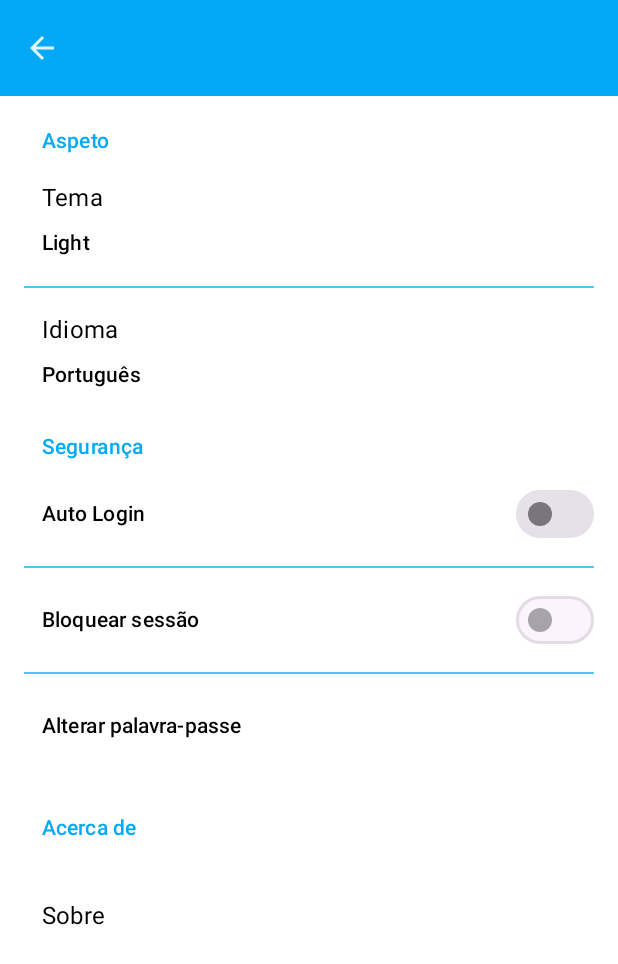
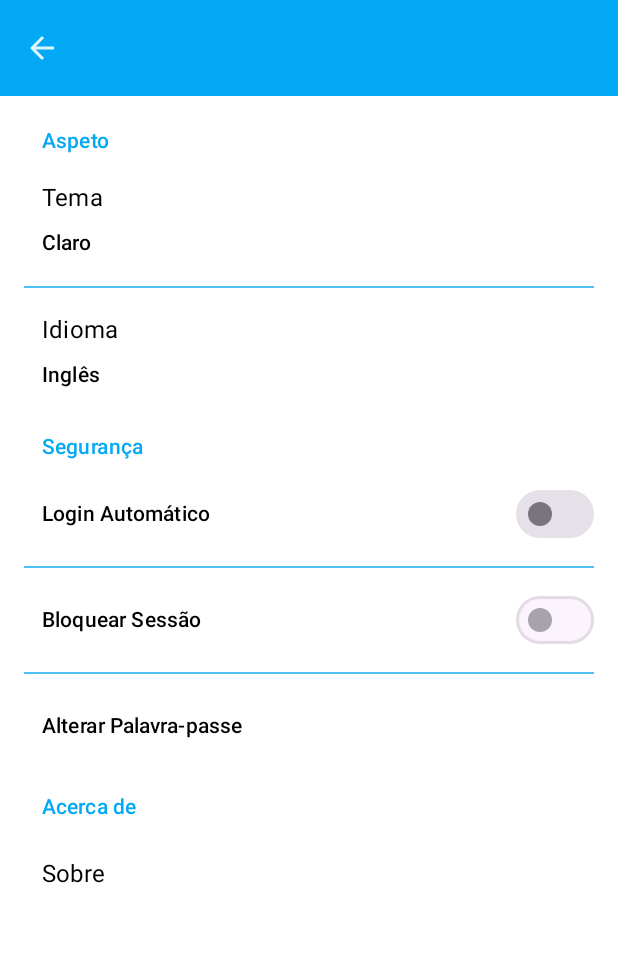
Before and after one commit to DavidFernanddes/QR-H.I.T.U, an Android app built with Jetpack Compose: the settings_options screen opened through its navigation route, on a phone screen of 412 x 824 dp. Shown: the top 964 px of the screen. Run offline under Robolectric (Android 15) with nearby library versions, the phone set to English and light mode, and no system bars; our stand-ins replace Firebase (no records; nobody signed in at launch, a user with empty details on screens opened directly).

Commit message:
String Resouces Settings

```diff
--- a/app/src/main/java/com/example/qr_hitu/functions/Overlays.kt
+++ b/app/src/main/java/com/example/qr_hitu/functions/Overlays.kt
@@ -13,10 +13,12 @@ import androidx.compose.material3.TopAppBarDefaults.topAppBarColors
 import androidx.compose.runtime.*
 import androidx.compose.ui.Modifier
 import androidx.compose.ui.platform.LocalContext
+import androidx.compose.ui.res.stringResource
 import androidx.compose.ui.text.style.TextAlign
 import androidx.navigation.NavController
 import androidx.navigation.compose.currentBackStackEntryAsState
 import androidx.navigation.compose.rememberNavController
+import com.example.qr_hitu.R
 import com.example.qr_hitu.ViewModels.MalfunctionViewModel
 import com.example.qr_hitu.ViewModels.ScannerViewModel
 import com.example.qr_hitu.ViewModels.ViewModel1
@@ -249,7 +251,7 @@ fun BottomBar(navController: NavController){
             ) {
                 NavigationBarItem(
                     selected = navController.currentBackStackEntry?.destination?.route == MalfList.route,
-                    label = { Text(text = "Avarias", color = MaterialTheme.colorScheme.onPrimaryContainer) },
+                    label = { Text(text = stringResource(R.string.theme), color = MaterialTheme.colorScheme.onPrimaryContainer) },
                     colors = NavigationBarItemDefaults.colors(
                         indicatorColor= MaterialTheme.colorScheme.onPrimaryContainer
                     ),
--- a/app/src/main/java/com/example/qr_hitu/screens/menu/SettingsOptions.kt
+++ b/app/src/main/java/com/example/qr_hitu/screens/menu/SettingsOptions.kt
@@ -1,6 +1,11 @@
 package com.example.qr_hitu.screens.menu
 
+import android.app.Activity
+import android.content.Context
+import android.content.Intent
+import android.content.res.Configuration
 import androidx.compose.foundation.background
+import androidx.compose.foundation.isSystemInDarkTheme
 import androidx.compose.foundation.layout.Arrangement
 import androidx.compose.foundation.layout.Column
 import androidx.compose.foundation.layout.Row
@@ -26,12 +31,18 @@ import androidx.compose.runtime.rememberUpdatedState
 import androidx.compose.ui.Alignment
 import androidx.compose.ui.Modifier
 import androidx.compose.ui.graphics.Color
+import androidx.compose.ui.platform.LocalContext
+import androidx.compose.ui.res.stringResource
 import androidx.compose.ui.text.style.TextAlign
 import androidx.compose.ui.unit.dp
 import androidx.navigation.NavController
+import com.example.qr_hitu.R
 import com.example.qr_hitu.functions.SettingsManager
+import com.example.qr_hitu.functions.recreateActivity
+import com.example.qr_hitu.functions.setLocale
 import com.google.firebase.auth.ktx.auth
 import com.google.firebase.ktx.Firebase
+import java.util.Locale
 
 @Composable
 fun SettingsOptions(navController: NavController, settingsManager: SettingsManager, switch: MutableState<String>) {
@@ -46,7 +57,12 @@ fun SettingsOptions(navController: NavController, settingsManager: SettingsManag
     val selectedAutoLogin = remember { mutableStateOf(false) }
     val selectedBlockSession = remember { mutableStateOf(false) }
 
-    selectedTheme.value = switch.value.ifBlank { settingsManager.getSetting("Theme", "") }
+    selectedTheme.value = switch.value.ifBlank {
+        settingsManager.getSetting("Theme", "").ifBlank {
+            if (isSystemInDarkTheme()) "Dark"
+            else "Light"
+        }
+    }
     selectedLanguage.value = settingsManager.getSetting("Language", "")
     selectedAutoLogin.value = settingsManager.getSetting("AutoLogin", "false").toBooleanStrict()
     selectedBlockSession.value = settingsManager.getSetting("BlockSession", "false").toBooleanStrict()
@@ -55,6 +71,12 @@ fun SettingsOptions(navController: NavController, settingsManager: SettingsManag
     val checkedLanguage by rememberUpdatedState(selectedLanguage.value)
     val checkedAutoLogin = rememberUpdatedState(selectedAutoLogin.value)
     val checkedBlockSession = rememberUpdatedState(selectedBlockSession.value)
+
+    val context = LocalContext.current
+    val currentLocale = Locale.getDefault()
+    val configuration = Configuration(context.resources.configuration)
+    configuration.setLocale(currentLocale)
+    val localizedContext = context.createConfigurationContext(configuration)
 
     Column(
         modifier = Modifier
@@ -65,7 +87,7 @@ fun SettingsOptions(navController: NavController, settingsManager: SettingsManag
         Spacer(modifier = Modifier.padding(10.dp))
 
         Text(
-            "Aspeto",
+            stringResource(R.string.look),
             style = MaterialTheme.typography.labelLarge,
             modifier = Modifier.padding(start = 12.dp),
             color = MaterialTheme.colorScheme.primaryContainer
@@ -84,11 +106,11 @@ fun SettingsOptions(navController: NavController, settingsManager: SettingsManag
                     .fillMaxWidth(),
                 horizontalAlignment = Alignment.Start
             ) {
-                Text("Tema", style = MaterialTheme.typography.bodyLarge, color = MaterialTheme.colorScheme.onSecondary)
+                Text(stringResource(R.string.theme), style = MaterialTheme.typography.bodyLarge, color = MaterialTheme.colorScheme.onSecondary)
 
                 Spacer(modifier = Modifier.padding(5.dp))
 
-                Text(checkedTheme.ifBlank { "Light" }, color = MaterialTheme.colorScheme.onSecondary)
+                Text(if (checkedTheme == "Light") stringResource(R.string.themeL) else stringResource(R.string.themeD), color = MaterialTheme.colorScheme.onSecondary)
             }
         }
 
@@ -109,18 +131,18 @@ fun SettingsOptions(navController: NavController, settingsManager: SettingsManag
                     .fillMaxWidth(),
                 horizontalAlignment = Alignment.Start
             ) {
-                Text("Idioma", style = MaterialTheme.typography.bodyLarge, color = MaterialTheme.colorScheme.onSecondary)
+                Text(stringResource(R.string.lang), style = MaterialTheme.typography.bodyLarge, color = MaterialTheme.colorScheme.onSecondary)
 
                 Spacer(modifier = Modifier.padding(5.dp))
 
-                Text(checkedLanguage.ifBlank { "Português" }, color = MaterialTheme.colorScheme.onSecondary)
+                Text( if (checkedLanguage == "pt") stringResource(R.string.langPT) else stringResource(R.string.langEN), color = MaterialTheme.colorScheme.onSecondary)
             }
         }
 
         Spacer(modifier = Modifier.padding(10.dp))
 
         Text(
-            "Segurança",
+            stringResource(R.string.security),
             style = MaterialTheme.typography.labelLarge,
             modifier = Modifier.padding(start = 12.dp),
             color = MaterialTheme.colorScheme.primaryContainer
@@ -135,7 +157,7 @@ fun SettingsOptions(navController: NavController, settingsManager: SettingsManag
             horizontalArrangement = Arrangement.SpaceBetween
         ) {
             Text(
-                "Auto Login",
+                stringResource(R.string.autoLogin),
                 style = MaterialTheme.typography.labelLarge,
                 modifier = Modifier.padding(start = 12.dp),
                 color = MaterialTheme.colorScheme.onSecondary
@@ -169,7 +191,7 @@ fun SettingsOptions(navController: NavController, settingsManager: SettingsManag
             horizontalArrangement = Arrangement.SpaceBetween
         ) {
             Text(
-                "Bloquear sessão",
+                stringResource(R.string.lockSession),
                 style = MaterialTheme.typography.labelLarge,
                 modifier = Modifier.padding(start = 12.dp),
                 color = MaterialTheme.colorScheme.onSecondary
@@ -212,24 +234,18 @@ fun SettingsOptions(navController: NavController, settingsManager: SettingsManag
                     .fillMaxWidth(),
                 horizontalAlignment = Alignment.Start
             ) {
-                Text("Alterar palavra-passe", style = MaterialTheme.typography.labelLarge, color = MaterialTheme.colorScheme.onSecondary)
+                Text(stringResource(R.string.changePass), style = MaterialTheme.typography.labelLarge, color = MaterialTheme.colorScheme.onSecondary)
             }
         }
 
         Spacer(modifier = Modifier.padding(10.dp))
 
-        TextButton(
-            onClick = {
-
-            },
-            shape = MaterialTheme.shapes.small
-        ) {
-            Text(
-                "Acerca de",
-                style = MaterialTheme.typography.labelLarge,
-                color = MaterialTheme.colorScheme.primaryContainer
-            )
-        }
+        Text(
+            stringResource(R.string.about),
+            style = MaterialTheme.typography.labelLarge,
+            modifier = Modifier.padding(start = 12.dp),
+            color = MaterialTheme.colorScheme.primaryContainer
+        )
 
         Spacer(modifier = Modifier.padding(5.dp))
 
@@ -246,7 +262,7 @@ fun SettingsOptions(navController: NavController, settingsManager: SettingsManag
                     .fillMaxWidth(),
                 horizontalAlignment = Alignment.Start
             ){
-                Text("Sobre", style = MaterialTheme.typography.bodyLarge, color = MaterialTheme.colorScheme.onSecondary)
+                Text(stringResource(R.string.aboutApp), style = MaterialTheme.typography.bodyLarge, color = MaterialTheme.colorScheme.onSecondary)
             }
 
         }
@@ -264,7 +280,8 @@ fun SettingsOptions(navController: NavController, settingsManager: SettingsManag
             LanguageDialog(
                 showLanguageState,
                 selectedLanguage,
-                settingsManager
+                settingsManager,
+                context
             )
         }
     }
@@ -282,7 +299,7 @@ fun ThemeDialog(
         onDismissRequest = { showThemeState.value = false },
         title = {
             Text(
-                text = "Escolha o tema",
+                text = stringResource(R.string.themeDTitle),
                 textAlign = TextAlign.Center,
                 style = MaterialTheme.typography.headlineSmall
             )
@@ -303,7 +320,7 @@ fun ThemeDialog(
                             switch.value = "Light"
                         }
                     )
-                    Text("Claro")
+                    Text(stringResource(R.string.themeL))
                 }
                 Row(
                     verticalAlignment = Alignment.CenterVertically
@@ -316,7 +333,7 @@ fun ThemeDialog(
                             switch.value = "Dark"
                         }
                     )
-                    Text("Dark")
+                    Text(stringResource(R.string.themeD))
                 }
             }
         },
@@ -338,13 +355,14 @@ fun ThemeDialog(
 fun LanguageDialog(
     showLanguageState: MutableState<Boolean>,
     languageSelect: MutableState<String>,
-    settingsManager: SettingsManager
+    settingsManager: SettingsManager,
+    context: Context
 ) {
     AlertDialog(
         onDismissRequest = { showLanguageState.value = false },
         title = {
             Text(
-                text = " Escolha idioma",
+                text = stringResource(R.string.langDTitle),
                 textAlign = TextAlign.Center,
                 style = MaterialTheme.typography.headlineSmall
             )
@@ -358,25 +376,29 @@ fun LanguageDialog(
                     verticalAlignment = Alignment.CenterVertically
                 ) {
                     RadioButton(
-                        selected = languageSelect.value == "Português",
+                        selected = languageSelect.value == "pt",
                         onClick = {
-                            languageSelect.value = "Português"
-                            settingsManager.saveSetting("Language", "Português")
+                            languageSelect.value = "pt"
+                            settingsManager.saveSetting("Language", "pt")
+                            setLocale("pt", context)
+                            recreateActivity(context)
                         }
                     )
-                    Text("Português")
+                    Text(stringResource(R.string.langPT))
                 }
                 Row(
                     verticalAlignment = Alignment.CenterVertically
                 ) {
                     RadioButton(
-                        selected = languageSelect.value == "Inglês",
+                        selected = languageSelect.value == "en",
                         onClick = {
-                            languageSelect.value = "Inglês"
-                            settingsManager.saveSetting("Language", "Inglês")
+                            languageSelect.value = "en"
+                            settingsManager.saveSetting("Language", "en")
+                            setLocale("en", context)
+                            recreateActivity(context)
                         }
                     )
-                    Text("Inglês")
+                    Text(stringResource(R.string.langEN))
                 }
             }
         },
@@ -385,11 +407,11 @@ fun LanguageDialog(
                 Text(
                     text = "OK",
                     style = MaterialTheme.typography.labelLarge,
-                    color = MaterialTheme.colorScheme.primary
+                    color = MaterialTheme.colorScheme.onSecondary
                 )
             }
         },
-        textContentColor = MaterialTheme.colorScheme.onPrimaryContainer,
-        titleContentColor = MaterialTheme.colorScheme.primary
+        textContentColor = MaterialTheme.colorScheme.onSecondary,
+        titleContentColor = MaterialTheme.colorScheme.onSecondary
     )
 }
--- a/app/src/main/res/values/strings.xml
+++ b/app/src/main/res/values/strings.xml
@@ -1,3 +1,25 @@
 <resources>
     <string name="app_name">QR-H.I.T.U</string>
+
+    //Settings
+        //Look
+            <string name="theme">Tema</string>
+            <string name="look">Aspeto</string>
+            <string name="themeL">Claro</string>
+            <string name="themeD">Escuro</string>
+            <string name="lang">Idioma</string>
+            <string name="langPT">Português</string>
+            <string name="langEN">Inglês</string>
+        //Security
+            <string name="security">Segurança</string>
+            <string name="autoLogin">Login Automático</string>
+            <string name="lockSession">Bloquear Sessão</string>
+            <string name="changePass">Alterar Palavra-passe</string>
+        //About
+            <string name="about">Acerca de</string>
+            <string name="aboutApp">Sobre</string>
+        //ThemeDialog
+            <string name="themeDTitle">Escolha o tema</string>
+        //LangDialog
+            <string name="langDTitle">Escolha o idioma</string>
 </resources>
```
Also changed, not shown: app/src/main/java/com/example/qr_hitu/functions/LanguageFunctions.kt (added, +25 -0 lines), app/src/main/java/com/example/qr_hitu/screens/QrHituApp.kt (+6 -2 lines), 1 other file.
